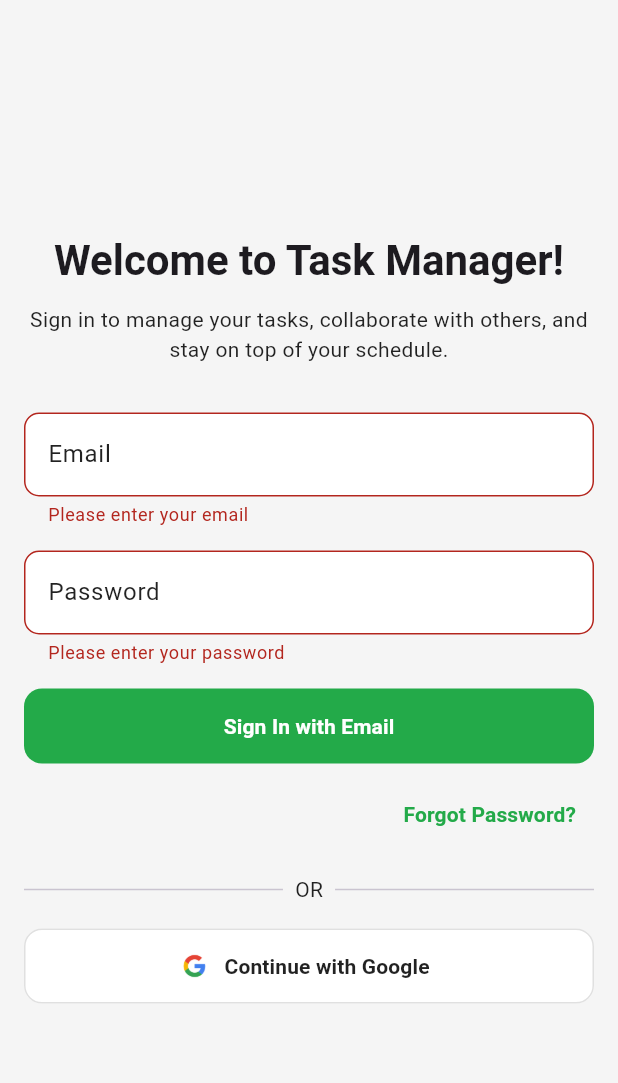
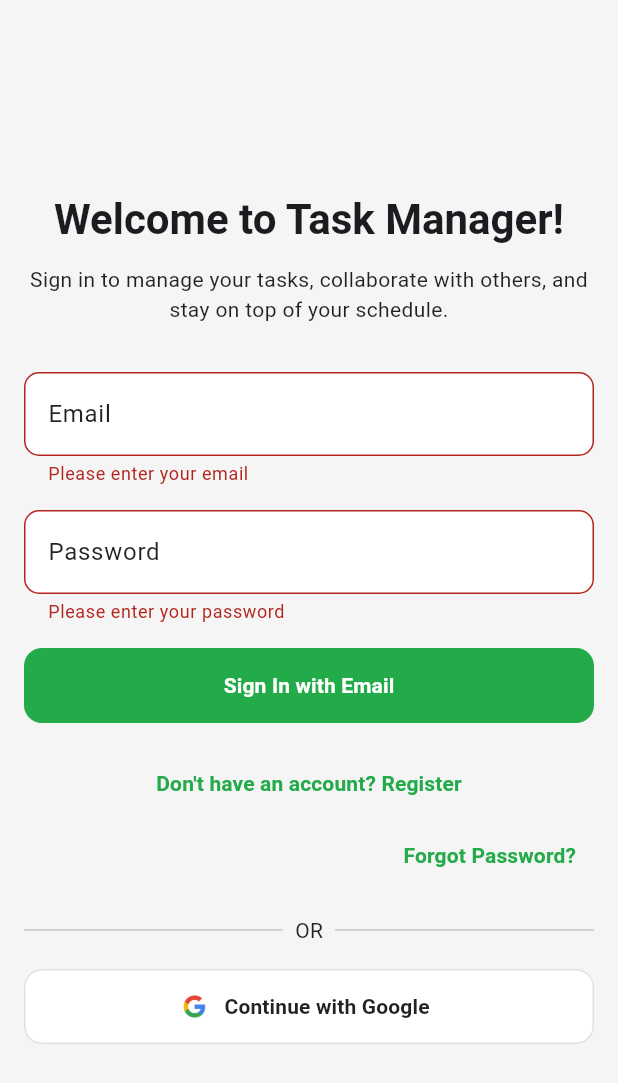
Before and after one commit to BrianMuigai/Task-Manager, a Flutter app: the screen it shows after launch, after a tap on "Sign In with Email", on a phone screen of 412 x 824 dp. Shown: the top 1083 px of the screen. Run offline on Flutter 3.47's test engine with Material 3 defaults, Android fonts, the phone set to English and light mode, and no system bars; our stand-ins replace bloc, cloud_firestore, equatable, firebase_auth, firebase_core, firebase_messaging and 7 more; accounts and stored records are empty.

Commit message:
login with email

```diff
--- a/lib/core/theme.dart
+++ b/lib/core/theme.dart
@@ -93,11 +93,11 @@ ThemeData buildDarkTheme() {
       fillColor: Color(0xFF1E1E1E),
       filled: true,
       border: OutlineInputBorder(
-        borderRadius: BorderRadius.circular(8),
+        borderRadius: BorderRadius.circular(10),
       ),
       focusedBorder: OutlineInputBorder(
         borderSide: BorderSide(color: kBrandGreen),
-        borderRadius: BorderRadius.circular(8),
+        borderRadius: BorderRadius.circular(10),
       ),
       labelStyle: TextStyle(color: Colors.white70),
       hintStyle: TextStyle(color: Colors.white38),
--- /dev/null
+++ b/lib/core/validators.dart
@@ -0,0 +1,42 @@
+class Validators {
+  // Validate that the email is non-empty and in a valid format.
+  static String? validateEmail(String? email) {
+    if (email == null || email.trim().isEmpty) {
+      return "Please enter your email";
+    }
+    // A basic email regex pattern.
+    final emailRegex = RegExp(
+        r"^[a-zA-Z0-9.a-zA-Z0-9.!#$%&'*+/=?^_`{|}~-]+@[a-zA-Z0-9]+\.[a-zA-Z]+");
+    if (!emailRegex.hasMatch(email.trim())) {
+      return "Please enter a valid email";
+    }
+    return null;
+  }
+
+  // Validate that the confirmation email matches the original email.
+  static String? validateEmailConfirmation(
+      String? email, String? confirmEmail) {
+    final emailError = validateEmail(email);
+    if (emailError != null) {
+      return emailError;
+    }
+    if (confirmEmail == null || confirmEmail.trim().isEmpty) {
+      return "Please confirm your email";
+    }
+    if (email!.trim() != confirmEmail.trim()) {
+      return "Emails do not match";
+    }
+    return null;
+  }
+
+  // Validate that the password is at least 6 characters.
+  static String? validatePassword(String? password) {
+    if (password == null || password.isEmpty) {
+      return "Please enter your password";
+    }
+    if (password.length < 6) {
+      return "Password must be at least 6 characters";
+    }
+    return null;
+  }
+}
--- a/lib/features/auth/domain/repositories/auth_repository.dart
+++ b/lib/features/auth/domain/repositories/auth_repository.dart
@@ -4,5 +4,7 @@ abstract class AuthRepository {
   Future<AppUser> signInWithGoogle();
   Future<AppUser> signInWithEmailPassword(String email, String password);
   Future<void> signOut();
+  Future<AppUser> registerWithEmailPassword(
+      String email, String password, String displayName);
   Future<void> sendPasswordResetEmail(String email);
 }
--- /dev/null
+++ b/lib/features/auth/domain/usecases/register_with_email_password.dart
@@ -0,0 +1,17 @@
+import 'package:injectable/injectable.dart';
+
+import '../entities/user.dart';
+import '../repositories/auth_repository.dart';
+
+@lazySingleton
+class RegisterWithEmailPassword {
+  final AuthRepository repository;
+
+  RegisterWithEmailPassword(this.repository);
+
+  Future<AppUser> call(
+      String email, String password, String displayName) async {
+    return await repository.registerWithEmailPassword(
+        email, password, displayName);
+  }
+}
--- a/lib/features/auth/presentation/bloc/auth_event.dart
+++ b/lib/features/auth/presentation/bloc/auth_event.dart
@@ -23,3 +23,14 @@ class ForgotPasswordRequested extends AuthEvent {
   final String email;
   const ForgotPasswordRequested(this.email);
 }
+
+class RegisterRequested extends AuthEvent {
+  final String email;
+  final String password;
+  final String displayName;
+  const RegisterRequested({
+    required this.email,
+    required this.password,
+    required this.displayName,
+  });
+}
--- a/lib/features/auth/presentation/bloc/auth_state.dart
+++ b/lib/features/auth/presentation/bloc/auth_state.dart
@@ -18,6 +18,18 @@ class Authenticated extends AuthState {
 
 class Unauthenticated extends AuthState {}
 
+class RegistrationError extends AuthState {
+  final String error;
+
+  const RegistrationError({required this.error});
+}
+
+class LoginError extends AuthState {
+  final String error;
+
+  const LoginError({required this.error});
+}
+
 class PasswordResetEmailSent extends AuthState {}
 
 class PasswordResetError extends AuthState {
--- a/lib/features/auth/presentation/pages/login_page.dart
+++ b/lib/features/auth/presentation/pages/login_page.dart
@@ -1,5 +1,7 @@
 import 'package:flutter/material.dart';
 import 'package:flutter_bloc/flutter_bloc.dart';
+import 'package:task/core/validators.dart';
+import 'package:task/features/auth/presentation/pages/register_page.dart';
 import '../bloc/auth_bloc.dart';
 
 class LoginPage extends StatefulWidget {
@@ -13,13 +15,11 @@ class _LoginPageState extends State<LoginPage> {
   final _emailController = TextEditingController();
   final _passwordController = TextEditingController();
   final _formKey = GlobalKey<FormState>();
-  bool _isLoading = false;
   String? _errorMessage;
 
   void _signInWithEmail() {
     if (_formKey.currentState!.validate()) {
       setState(() {
-        _isLoading = true;
         _errorMessage = null;
       });
       context.read<AuthBloc>().add(
@@ -76,15 +76,32 @@ class _LoginPageState extends State<LoginPage> {
     );
 
     return Scaffold(
-      body: Center(
+      body: BlocListener<AuthBloc, AuthState>(
+        listener: (context, state) {
+          if (state is LoginError) {
+            setState(() {
+              _errorMessage = state.error;
+            });
+          }
+        },
+        child: SafeArea(
+          child: BlocBuilder<AuthBloc, AuthState>(builder: (context, state) {
+            return Column(
+              children: [
+                if (state is AuthLoading)
+                  Center(child: LinearProgressIndicator()),
+                Expanded(
+                  child: Center(
                     child: SingleChildScrollView(
                       padding: const EdgeInsets.all(16.0),
                       child: Column(
                         children: [
-              // Introductory content.
                           Text(
                             "Welcome to Task Manager!",
-                style: Theme.of(context).textTheme.headlineMedium?.copyWith(
+                            style: Theme.of(context)
+                                .textTheme
+                                .headlineMedium
+                                ?.copyWith(
                                   fontWeight: FontWeight.bold,
                                 ),
                             textAlign: TextAlign.center,
@@ -106,9 +123,8 @@ class _LoginPageState extends State<LoginPage> {
                                   decoration: InputDecoration(
                                     labelText: "Email",
                                   ),
-                      validator: (value) => value == null || value.isEmpty
-                          ? "Please enter your email"
-                          : null,
+                                  enabled: state is! AuthLoading,
+                                  validator: Validators.validateEmail,
                                 ),
                                 SizedBox(height: 16),
                                 // Password field.
@@ -117,22 +133,33 @@ class _LoginPageState extends State<LoginPage> {
                                   decoration: InputDecoration(
                                     labelText: "Password",
                                   ),
+                                  enabled: state is! AuthLoading,
                                   obscureText: true,
-                      validator: (value) => value == null || value.isEmpty
-                          ? "Please enter your password"
-                          : null,
+                                  validator: Validators.validatePassword,
                                 ),
                                 SizedBox(height: 16),
                                 // Email/Password Sign-In Button with Material 3 styling.
                                 ElevatedButton(
                                   style: emailButtonStyle,
-                      onPressed: _isLoading ? null : _signInWithEmail,
+                                  onPressed: state is AuthLoading
+                                      ? null
+                                      : _signInWithEmail,
                                   child: Text("Sign In with Email"),
                                 ),
                               ],
                             ),
                           ),
-              SizedBox(height: 10),
+                          SizedBox(height: 16),
+                          TextButton(
+                            onPressed: () {
+                              Navigator.push(
+                                context,
+                                MaterialPageRoute(
+                                    builder: (context) => RegisterPage()),
+                              );
+                            },
+                            child: Text("Don't have an account? Register"),
+                          ),
                           Align(
                             alignment: Alignment.centerRight,
                             child: TextButton(
@@ -140,13 +167,15 @@ class _LoginPageState extends State<LoginPage> {
                               child: Text("Forgot Password?"),
                             ),
                           ),
+
                           SizedBox(height: 16),
                           // Divider.
                           Row(
                             children: <Widget>[
                               Expanded(child: Divider()),
                               Padding(
-                    padding: const EdgeInsets.symmetric(horizontal: 8.0),
+                                padding:
+                                    const EdgeInsets.symmetric(horizontal: 8.0),
                                 child: Text("OR"),
                               ),
                               Expanded(child: Divider()),
@@ -162,14 +191,26 @@ class _LoginPageState extends State<LoginPage> {
                               width: 24,
                             ),
                             label: Text("Continue with Google"),
-                onPressed: _isLoading ? null : _continueWithGoogle,
+                            onPressed: state is AuthLoading
+                                ? null
+                                : _continueWithGoogle,
                           ),
                           if (_errorMessage != null) ...[
                             SizedBox(height: 16),
-                Text(_errorMessage!, style: TextStyle(color: Colors.red)),
+                            Text(
+                              _errorMessage!,
+                              style: TextStyle(color: Colors.red),
+                              textAlign: TextAlign.center,
+                            ),
                           ],
                         ],
                       ),
+                    ),
+                  ),
+                ),
+              ],
+            );
+          }),
         ),
       ),
     );
--- a/lib/features/auth/presentation/widgets/auth_wrapper.dart
+++ b/lib/features/auth/presentation/widgets/auth_wrapper.dart
@@ -22,6 +22,10 @@ class AuthWrapper extends StatelessWidget {
         } else if (state is PasswordResetError) {
           showErrorDialog(
               context, "Error sending reset email: ${state.message}");
+        } else if (state is LoginError) {
+          showErrorDialog(context, "Login Failure\n${state.error}");
+        } else if (state is RegistrationError) {
+          showErrorDialog(context, "Registration Failure\n${state.error}");
         }
       },
       child: BlocBuilder<AuthBloc, AuthState>(
--- a/lib/main.dart
+++ b/lib/main.dart
@@ -15,7 +15,6 @@ import 'package:task/features/auth/presentation/bloc/auth_bloc.dart';
 import 'package:task/features/auth/presentation/widgets/auth_wrapper.dart';
 import 'package:task/features/settings/presentation/bloc/settings_bloc.dart';
 import 'package:task/features/tasks/presentation/bloc/tasks_bloc.dart';
-import 'package:task/features/tasks/presentation/pages/tasks_list_page.dart';
 import 'package:task/firebase_options.dart';
 
 void main() async {
```
Also changed, not shown: lib/features/auth/data/repositories/auth_repository_impl.dart (+25 -0 lines), lib/features/auth/presentation/bloc/auth_bloc.dart (+19 -2 lines), lib/features/auth/presentation/pages/register_page.dart (added, +141 -0 lines), firebase.json, lib/core/di/injector.config.dart, 1 other file. Lines whose indentation alone changed are shown as unchanged.
